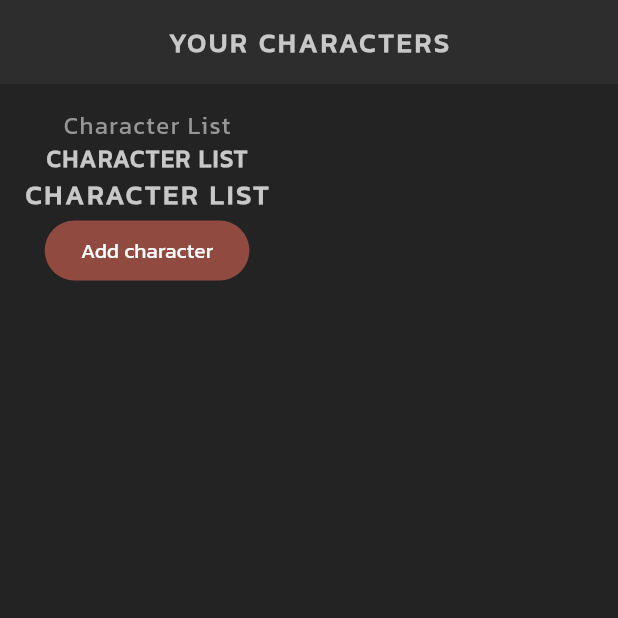
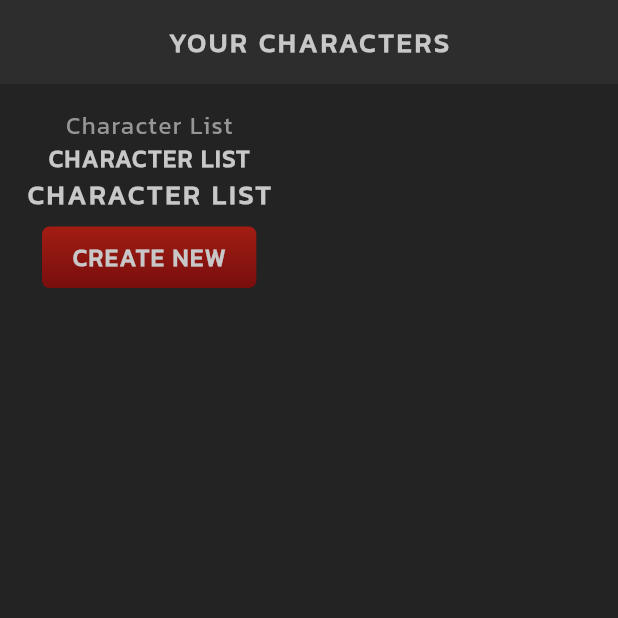
Before and after one commit to smsanagustin/flutter-rpg, a Flutter app: the screen it shows after launch, on a phone screen of 412 x 824 dp, the top half of it. Run offline on Flutter 3.47's test engine with Material 3 defaults, Android fonts, the phone set to English and light mode, and no system bars.

Commit message:
ui: Add button style

```diff
--- a/lib/screens/home/home.dart
+++ b/lib/screens/home/home.dart
@@ -1,5 +1,7 @@
 import 'package:flutter/material.dart';
+import 'package:flutter_rpg/shared/styled_button.dart';
 import 'package:flutter_rpg/shared/styled_text.dart';
+import 'package:flutter_rpg/theme.dart';
 
 class Home extends StatefulWidget {
   const Home({super.key});
@@ -25,7 +27,11 @@ class _HomeState extends State<Home> {
             const StyledText("Character List"),
             const StyledHeading("Character List"),
             const StyledTitle("Character List"),
-            FilledButton(onPressed: () {}, child: const Text("Add character"))
+            StyledButton(
+                onPressed: () {},
+                child: const StyledHeading(
+                  "CREATE NEW",
+                ))
           ]),
         ));
   }
--- /dev/null
+++ b/lib/shared/styled_button.dart
@@ -0,0 +1,25 @@
+import 'package:flutter/material.dart';
+import 'package:flutter_rpg/theme.dart';
+
+class StyledButton extends StatelessWidget {
+  const StyledButton({super.key, required this.onPressed, required this.child});
+
+  final void Function() onPressed;
+  final Widget child;
+
+  @override
+  Widget build(BuildContext context) {
+    return TextButton(
+        onPressed: onPressed,
+        child: Container(
+          padding: const EdgeInsets.symmetric(vertical: 10, horizontal: 20),
+          decoration: BoxDecoration(
+              gradient: LinearGradient(
+                  colors: [AppColors.primaryColor, AppColors.primaryAccent],
+                  begin: Alignment.topCenter,
+                  end: Alignment.bottomCenter),
+              borderRadius: const BorderRadius.all(Radius.circular(5))),
+          child: child,
+        ));
+  }
+}
```
